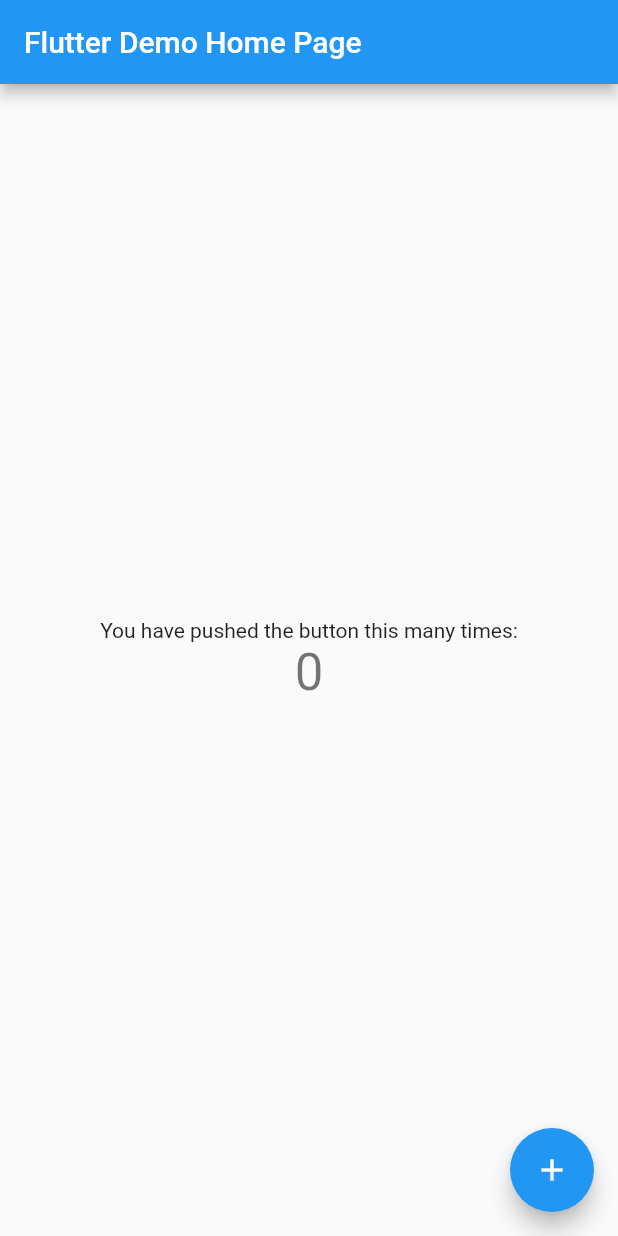
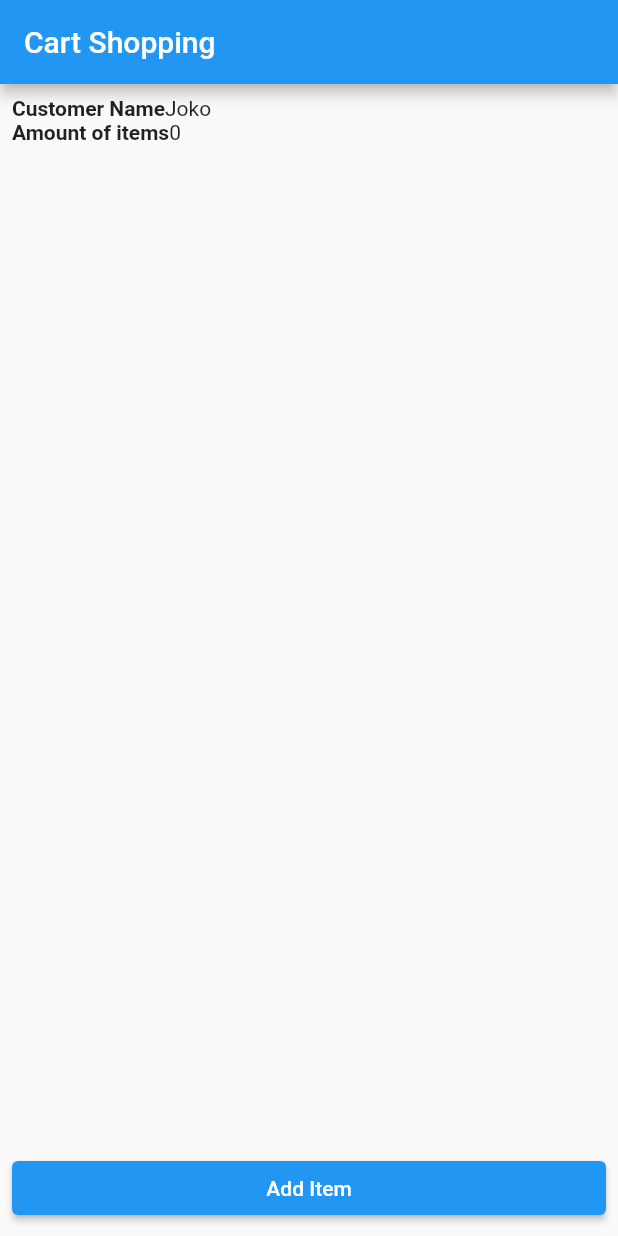
Before and after one commit to Sulistyarif/learn_getx, a Flutter app: the screen it shows after launch, on a phone screen of 412 x 824 dp. Run offline on Flutter 3.47's test engine with Material 2 defaults, Android fonts, the phone set to English and light mode, and no system bars; our stand-ins replace get.

```diff
--- /dev/null
+++ b/lib/cart_binding.dart
@@ -0,0 +1,9 @@
+import 'package:get/get.dart';
+import 'package:learn_getx/controllers/cart_controller.dart';
+
+class CartBinding extends Bindings {
+  @override
+  void dependencies() {
+    Get.lazyPut(() => CartController());
+  }
+}
--- /dev/null
+++ b/lib/controllers/cart_controller.dart
@@ -0,0 +1,25 @@
+import 'package:flutter/material.dart';
+import 'package:get/get.dart';
+import 'package:learn_getx/models/item.dart';
+
+class CartController extends GetxController {
+  final customerName = 'Joko'.obs;
+  final cartItemList = <Item>[].obs;
+  final isDoneShopping = false.obs;
+
+  final customerNameController = TextEditingController();
+  final itemNameController = TextEditingController();
+  final itemAmountController = TextEditingController();
+
+  updateCustomerName(String name) {
+    customerName(name);
+  }
+
+  addItemToCart(Item item) {
+    cartItemList.add(item);
+  }
+
+  changeStateShopping(bool isDone) {
+    isDoneShopping(isDone);
+  }
+}
--- a/lib/main.dart
+++ b/lib/main.dart
@@ -1,115 +1,24 @@
 import 'package:flutter/material.dart';
+import 'package:get/get.dart';
+import 'package:learn_getx/cart_binding.dart';
+import 'package:learn_getx/controllers/cart_controller.dart';
+import 'package:learn_getx/presentation/home_page.dart';
 
 void main() {
-  runApp(const MyApp());
+  runApp(MyApp());
 }
 
 class MyApp extends StatelessWidget {
-  const MyApp({super.key});
+  MyApp({super.key});
+  final cartController = Get.put(CartController());
 
-  // This widget is the root of your application.
   @override
   Widget build(BuildContext context) {
-    return MaterialApp(
-      title: 'Flutter Demo',
-      theme: ThemeData(
-        // This is the theme of your application.
-        //
-        // Try running your application with "flutter run". You'll see the
-        // application has a blue toolbar. Then, without quitting the app, try
-        // changing the primarySwatch below to Colors.green and then invoke
-        // "hot reload" (press "r" in the console where you ran "flutter run",
-        // or simply save your changes to "hot reload" in a Flutter IDE).
-        // Notice that the counter didn't reset back to zero; the application
-        // is not restarted.
-        primarySwatch: Colors.blue,
-      ),
-      home: const MyHomePage(title: 'Flutter Demo Home Page'),
+    return GetMaterialApp(
+      debugShowCheckedModeBanner: false,
+      title: 'GetX Learn',
+      home: HomePage(),
+      initialBinding: CartBinding(),
     );
   }
 }
-
-class MyHomePage extends StatefulWidget {
-  const MyHomePage({super.key, required this.title});
-
-  // This widget is the home page of your application. It is stateful, meaning
-  // that it has a State object (defined below) that contains fields that affect
-  // how it looks.
-
-  // This class is the configuration for the state. It holds the values (in this
-  // case the title) provided by the parent (in this case the App widget) and
-  // used by the build method of the State. Fields in a Widget subclass are
-  // always marked "final".
-
-  final String title;
-
-  @override
-  State<MyHomePage> createState() => _MyHomePageState();
-}
-
-class _MyHomePageState extends State<MyHomePage> {
-  int _counter = 0;
-
-  void _incrementCounter() {
-    setState(() {
-      // This call to setState tells the Flutter framework that something has
-      // changed in this State, which causes it to rerun the build method below
-      // so that the display can reflect the updated values. If we changed
-      // _counter without calling setState(), then the build method would not be
-      // called again, and so nothing would appear to happen.
-      _counter++;
-    });
-  }
-
-  @override
-  Widget build(BuildContext context) {
-    // This method is rerun every time setState is called, for instance as done
-    // by the _incrementCounter method above.
-    //
-    // The Flutter framework has been optimized to make rerunning build methods
-    // fast, so that you can just rebuild anything that needs updating rather
-    // than having to individually change instances of widgets.
-    return Scaffold(
-      appBar: AppBar(
-        // Here we take the value from the MyHomePage object that was created by
-        // the App.build method, and use it to set our appbar title.
-        title: Text(widget.title),
-      ),
-      body: Center(
-        // Center is a layout widget. It takes a single child and positions it
-        // in the middle of the parent.
-        child: Column(
-          // Column is also a layout widget. It takes a list of children and
-          // arranges them vertically. By default, it sizes itself to fit its
-          // children horizontally, and tries to be as tall as its parent.
-          //
-          // Invoke "debug painting" (press "p" in the console, choose the
-          // "Toggle Debug Paint" action from the Flutter Inspector in Android
-          // Studio, or the "Toggle Debug Paint" command in Visual Studio Code)
-          // to see the wireframe for each widget.
-          //
-          // Column has various properties to control how it sizes itself and
-          // how it positions its children. Here we use mainAxisAlignment to
-          // center the children vertically; the main axis here is the vertical
-          // axis because Columns are vertical (the cross axis would be
-          // horizontal).
-          mainAxisAlignment: MainAxisAlignment.center,
-          children: <Widget>[
-            const Text(
-              'You have pushed the button this many times:',
-            ),
-            Text(
-              '$_counter',
-              style: Theme.of(context).textTheme.headline4,
-            ),
-          ],
-        ),
-      ),
-      floatingActionButton: FloatingActionButton(
-        onPressed: _incrementCounter,
-        tooltip: 'Increment',
-        child: const Icon(Icons.add),
-      ), // This trailing comma makes auto-formatting nicer for build methods.
-    );
-  }
-}
--- /dev/null
+++ b/lib/models/item.dart
@@ -0,0 +1,6 @@
+class Item {
+  String? name;
+  int? amount;
+
+  Item({this.name, this.amount});
+}
--- /dev/null
+++ b/lib/models/user.dart
@@ -0,0 +1,4 @@
+class User {
+  String? name;
+  String? age;
+}
--- /dev/null
+++ b/lib/presentation/home_page.dart
@@ -0,0 +1,67 @@
+import 'package:flutter/material.dart';
+import 'package:get/get.dart';
+import 'package:learn_getx/controllers/cart_controller.dart';
+import 'package:learn_getx/presentation/add_item_page.dart';
+
+class HomePage extends GetView<CartController> {
+  HomePage({super.key});
+  final cartController = Get.find<CartController>();
+
+  @override
+  Widget build(BuildContext context) {
+    return Scaffold(
+        appBar: AppBar(
+          title: const Text('Cart Shopping'),
+        ),
+        body: Padding(
+          padding: const EdgeInsets.all(8.0),
+          child: Column(
+            crossAxisAlignment: CrossAxisAlignment.stretch,
+            children: [
+              Row(
+                children: [
+                  const Text(
+                    'Customer Name',
+                    style: TextStyle(fontWeight: FontWeight.bold),
+                  ),
+                  Expanded(
+                    child: Obx(
+                      () => Text(controller.customerName.value),
+                    ),
+                  )
+                ],
+              ),
+              Row(
+                children: [
+                  const Text(
+                    'Amount of items',
+                    style: TextStyle(fontWeight: FontWeight.bold),
+                  ),
+                  Expanded(
+                    child: Obx(
+                      () => Text(controller.cartItemList.length.toString()),
+                    ),
+                  )
+                ],
+              ),
+              Expanded(
+                child: Obx(
+                  () => ListView.builder(
+                    itemBuilder: (context, index) {
+                      return Text(controller.cartItemList[index].name!);
+                    },
+                    itemCount: controller.cartItemList.length,
+                  ),
+                ),
+              ),
+              ElevatedButton(
+                onPressed: () {
+                  Get.to(AddItemPage());
+                },
+                child: const Text('Add Item'),
+              ),
+            ],
+          ),
+        ));
+  }
+}
--- a/pubspec.yaml
+++ b/pubspec.yaml
@@ -36,6 +36,8 @@ dependencies:
   # The following adds the Cupertino Icons font to your application.
   # Use with the CupertinoIcons class for iOS style icons.
   cupertino_icons: ^1.0.2
+  get: ^4.6.5
+  get_storage: ^2.0.3
 
 dev_dependencies:
   flutter_test:
```
Also changed, not shown: lib/presentation/add_item_page.dart (added, +63 -0 lines), pubspec.lock, 3 other files.
